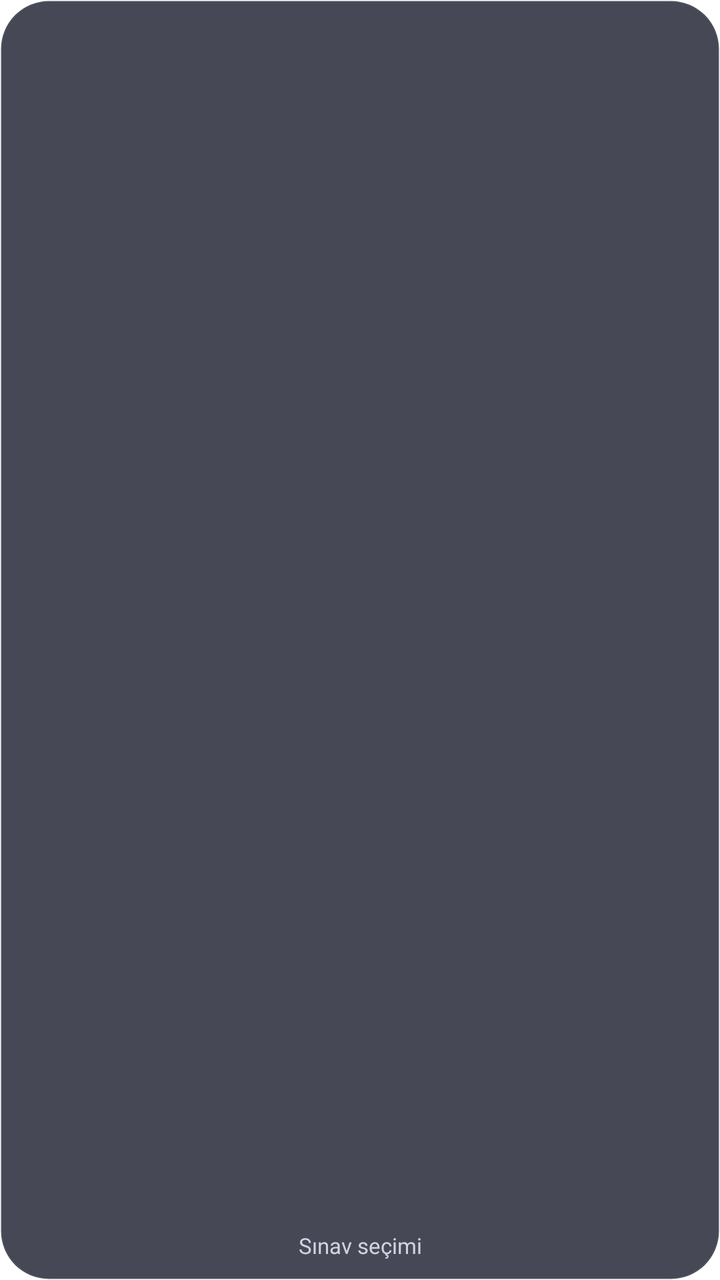
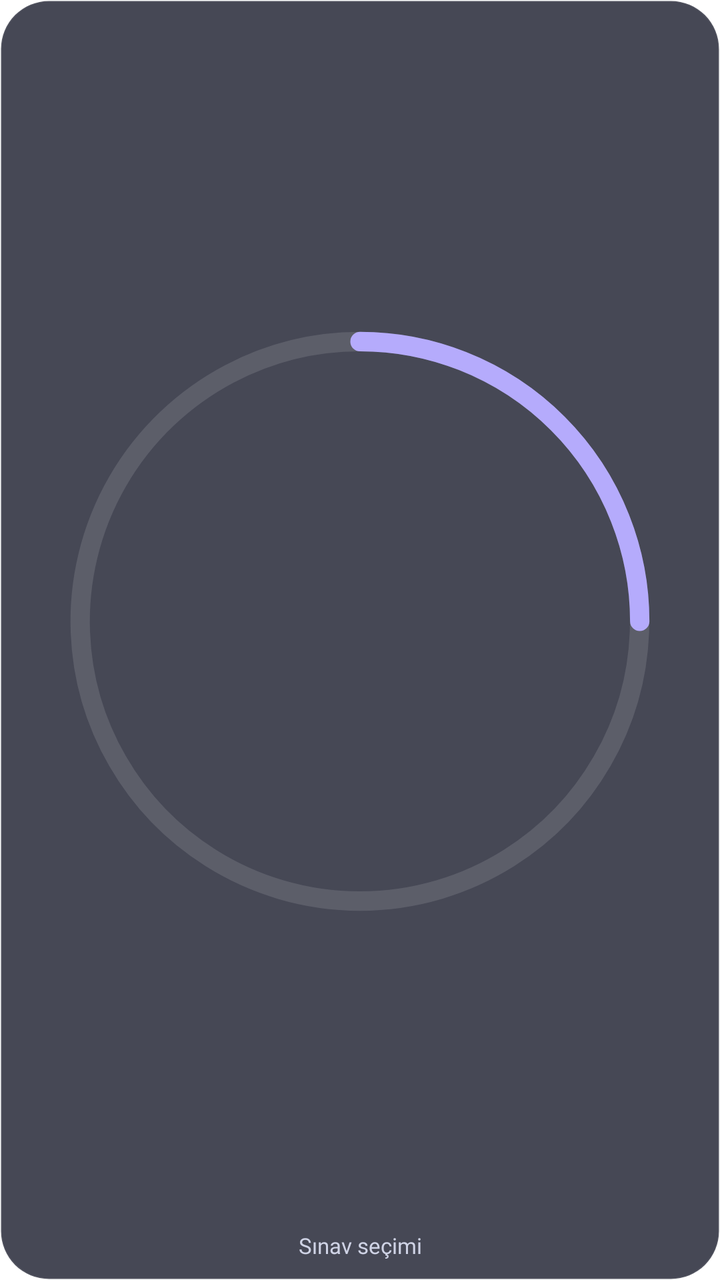

Compare the two renders of this Android layout. The source of the first and the diff that turns it into the second are given below.
<!-- AndroidManifest.xml: fallback theme Theme.MaterialComponents.DayNight.NoActionBar -->
<!-- res/layout/widget_ring.xml -->
<?xml version="1.0" encoding="utf-8"?>
<LinearLayout xmlns:android="http://schemas.android.com/apk/res/android"
    android:id="@+id/widget_ring_root"
    android:layout_width="match_parent"
    android:layout_height="match_parent"
    android:background="@drawable/widget_surface"
    android:gravity="center"
    android:orientation="vertical"
    android:padding="10dp">

    <ImageView
        android:id="@+id/widget_ring_image"
        android:src="@drawable/widget_preview_ring"
        android:layout_width="0dp"
        android:layout_height="0dp"
        android:layout_weight="1"
        android:adjustViewBounds="true"
        android:contentDescription="@string/widget_ring_label"
        android:scaleType="fitCenter" />

    <TextView
        android:id="@+id/widget_ring_exam"
        android:text="@string/widget_pick_exam"
        android:layout_width="match_parent"
        android:layout_height="wrap_content"
        android:layout_marginTop="4dp"
        android:ellipsize="end"
        android:fontFamily="@font/inter_600"
        android:gravity="center"
        android:maxLines="1"
        android:textColor="@color/focus_neutral_300"
        android:textSize="11sp" />
</LinearLayout>
<!-- resources referenced by this layout -->
<resources>
  <color name="focus_neutral_300">#FFCFD3E5</color>
  <!-- drawable widget_preview_ring (drawable) -->
  <?xml version="1.0" encoding="utf-8"?>
  <vector xmlns:android="http://schemas.android.com/apk/res/android"
      android:width="104dp"
      android:height="104dp"
      android:viewportWidth="316"
      android:viewportHeight="316">
      <path
          android:fillColor="#00000000"
          android:pathData="M158,28 A130,130 0 1,1 157.9,28"
          android:strokeColor="#1FFFFFFF"
          android:strokeWidth="9" />
      <path
          android:fillColor="#00000000"
          android:pathData="M158,28 A130,130 0 0,1 288,158"
          android:strokeColor="#FFB5ABFC"
          android:strokeLineCap="round"
          android:strokeWidth="9" />
  </vector>
  <!-- drawable widget_surface (drawable) -->
  <?xml version="1.0" encoding="utf-8"?>
  <shape xmlns:android="http://schemas.android.com/apk/res/android"
      android:shape="rectangle">
      <solid android:color="@color/focus_surface_card" />
      <stroke
          android:width="1dp"
          android:color="@color/focus_divider" />
      <corners android:radius="24dp" />
  </shape>
  <string name="widget_pick_exam">Sınav seçimi</string>
  <string name="widget_ring_label">Geri Sayım Halkası</string>
  <color name="focus_surface_card">#D11E2030</color>
  <color name="focus_divider">#14FFFFFF</color>
</resources>

<!-- the commit's change to res/layout/widget_ring.xml (unified diff, before → after) -->
@@ -11,7 +11,7 @@
     <ImageView
         android:id="@+id/widget_ring_image"
         android:src="@drawable/widget_preview_ring"
-        android:layout_width="0dp"
+        android:layout_width="match_parent"
         android:layout_height="0dp"
         android:layout_weight="1"
         android:adjustViewBounds="true"
